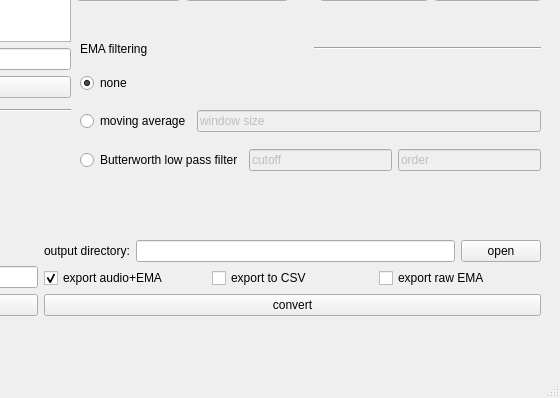
This is src/ema2wav_gui.ui in phbuech/ema2wav as Qt 5 draws it before an edit; both pictures show x 480 to 1040 and y 430 to 828 of the 1040 by 828 pixel window. The edited form follows.
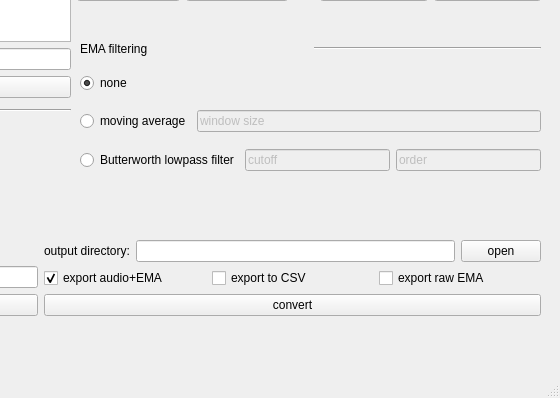
This is the edited form.

Patch:
```diff
--- a/src/ema2wav_gui.ui
+++ b/src/ema2wav_gui.ui
@@ -461,7 +461,7 @@
        <item>
         <widget class="QRadioButton" name="butter_lp_btn">
          <property name="text">
-          <string>Butterworth low pass filter</string>
+          <string>Butterworth lowpass filter</string>
          </property>
         </widget>
        </item>
```
